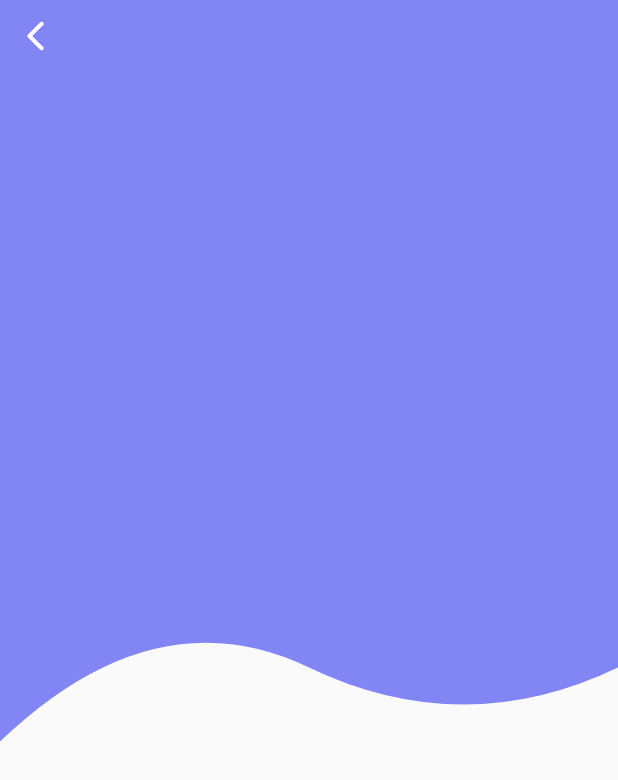
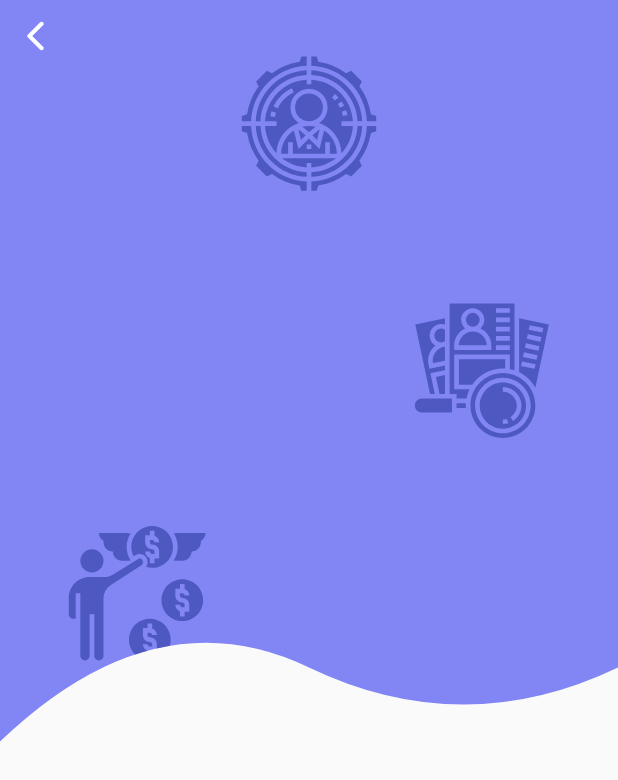
Before and after one commit to BBarisKilic/HRMS-Frontend-Flutter, a Flutter app: the screen it shows after launch, after a tap on "Log in", on a phone screen of 412 x 824 dp. Shown: the top 780 px of the screen. Run offline on Flutter 3.47's test engine with Material 2 defaults, Android fonts, the light colour scheme and no system bars; our stand-ins replace flutter_svg, get, responsive_builder, sizer.

Commit message:
Added new assets for login screen.

```diff
--- a/lib/views/login/login_page_phone.dart
+++ b/lib/views/login/login_page_phone.dart
@@ -1,4 +1,5 @@
 import 'package:flutter/material.dart';
+import 'package:flutter_svg/svg.dart';
 import 'package:get/get.dart';
 import 'package:hrms_ui/components/background_clipper.dart';
 import 'package:hrms_ui/views/login/login_page.dart';
@@ -15,9 +16,7 @@ class LoginPagePhone extends StatelessWidget {
           width: 100.w,
           color: const Color(0xff8286F4),
           child: SafeArea(
-            child: Column(
-              mainAxisAlignment: MainAxisAlignment.start,
-              crossAxisAlignment: CrossAxisAlignment.start,
+            child: Stack(
               children: [
                 IconButton(
                   onPressed: () {
@@ -28,6 +27,43 @@ class LoginPagePhone extends StatelessWidget {
                     color: Colors.white,
                   ),
                 ),
+                Padding(
+                  padding: EdgeInsets.only(top: 4.h),
+                  child: Align(
+                    alignment: Alignment.topCenter,
+                    child: SvgPicture.asset(
+                      "assets/images/headhunter.svg",
+                      height: 12.h,
+                      color: const Color(0xff4d59c1),
+                    ),
+                  ),
+                ),
+                Padding(
+                  padding: EdgeInsets.symmetric(horizontal: 10.w),
+                  child: Align(
+                    alignment: Alignment.centerRight,
+                    child: SvgPicture.asset(
+                      "assets/images/recruitment.svg",
+                      height: 12.h,
+                      color: const Color(0xff4d59c1),
+                    ),
+                  ),
+                ),
+                Padding(
+                  padding: EdgeInsets.only(left: 10.w, bottom: 6.h),
+                  child: Row(
+                    children: [
+                      Align(
+                        alignment: Alignment.bottomLeft,
+                        child: SvgPicture.asset(
+                          "assets/images/employee.svg",
+                          height: 12.h,
+                          color: const Color(0xff4d59c1),
+                        ),
+                      ),
+                    ],
+                  ),
+                ),
               ],
             ),
           ),
```
Also changed, not shown: assets/images/employee.svg (added), assets/images/headhunter.svg (added), assets/images/recruitment.svg (added).
